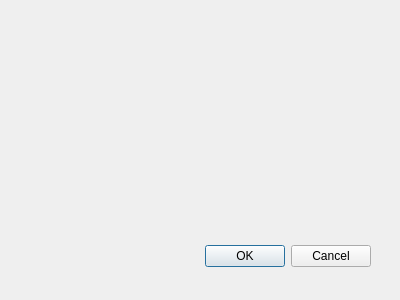
The window that GUI/pgdbatool/dlgconfiguration.ui (marcotcal/PG-DBA-Tools) describes before a commit, drawn with Qt 5.
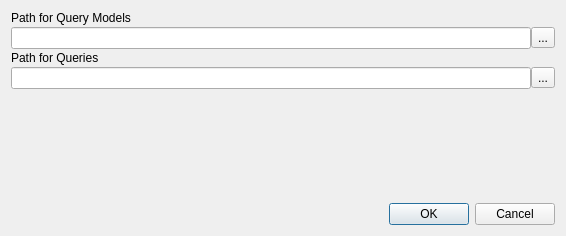
The same window after the commit. Icons and pictures are not drawn.

```diff
--- a/GUI/pgdbatool/dlgconfiguration.ui
+++ b/GUI/pgdbatool/dlgconfiguration.ui
@@ -8,29 +8,109 @@
    <rect>
     <x>0</x>
     <y>0</y>
-    <width>400</width>
-    <height>300</height>
+    <width>566</width>
+    <height>236</height>
    </rect>
   </property>
   <property name="windowTitle">
    <string>Dialog</string>
   </property>
-  <widget class="QDialogButtonBox" name="buttonBox">
-   <property name="geometry">
-    <rect>
-     <x>30</x>
-     <y>240</y>
-     <width>341</width>
-     <height>32</height>
-    </rect>
+  <layout class="QVBoxLayout" name="verticalLayout">
+   <property name="spacing">
+    <number>2</number>
    </property>
-   <property name="orientation">
-    <enum>Qt::Horizontal</enum>
-   </property>
-   <property name="standardButtons">
-    <set>QDialogButtonBox::Cancel|QDialogButtonBox::Ok</set>
-   </property>
-  </widget>
+   <item>
+    <widget class="QLabel" name="label">
+     <property name="text">
+      <string>Path for Query Models</string>
+     </property>
+    </widget>
+   </item>
+   <item>
+    <layout class="QHBoxLayout" name="horizontalLayout">
+     <property name="spacing">
+      <number>0</number>
+     </property>
+     <item>
+      <widget class="QLineEdit" name="path_to_query_models"/>
+     </item>
+     <item>
+      <widget class="QToolButton" name="bt_open_path_models">
+       <property name="text">
+        <string>...</string>
+       </property>
+       <property name="icon">
+        <iconset resource="pgdbatool.qrc">
+         <normaloff>:/icons/images/icons/icons8-opened-folder-40.png</normaloff>:/icons/images/icons/icons8-opened-folder-40.png</iconset>
+       </property>
+       <property name="iconSize">
+        <size>
+         <width>16</width>
+         <height>16</height>
+        </size>
+       </property>
+      </widget>
+     </item>
+    </layout>
+   </item>
+   <item>
+    <widget class="QLabel" name="label_2">
+     <property name="text">
+      <string>Path for Queries</string>
+     </property>
+    </widget>
+   </item>
+   <item>
+    <layout class="QHBoxLayout" name="horizontalLayout_2">
+     <property name="spacing">
+      <number>0</number>
+     </property>
+     <item>
+      <widget class="QLineEdit" name="path_to_sql"/>
+     </item>
+     <item>
+      <widget class="QToolButton" name="bt_open_path_sql">
+       <property name="text">
+        <string>...</string>
+       </property>
+       <property name="icon">
+        <iconset resource="pgdbatool.qrc">
+         <normaloff>:/icons/images/icons/icons8-opened-folder-40.png</normaloff>:/icons/images/icons/icons8-opened-folder-40.png</iconset>
+       </property>
+       <property name="iconSize">
+        <size>
+         <width>16</width>
+         <height>16</height>
+        </size>
+       </property>
+      </widget>
+     </item>
+    </layout>
+   </item>
+   <item>
+    <spacer name="verticalSpacer">
+     <property name="orientation">
+      <enum>Qt::Vertical</enum>
+     </property>
+     <property name="sizeHint" stdset="0">
+      <size>
+       <width>24</width>
+       <height>24</height>
+      </size>
+     </property>
+    </spacer>
+   </item>
+   <item>
+    <widget class="QDialogButtonBox" name="buttonBox">
+     <property name="orientation">
+      <enum>Qt::Horizontal</enum>
+     </property>
+     <property name="standardButtons">
+      <set>QDialogButtonBox::Cancel|QDialogButtonBox::Ok</set>
+     </property>
+    </widget>
+   </item>
+  </layout>
  </widget>
  <pixmapfunction/>
  <resources/>
```
Left out of the diff: 11 changed lines with no effect on the pictures.
